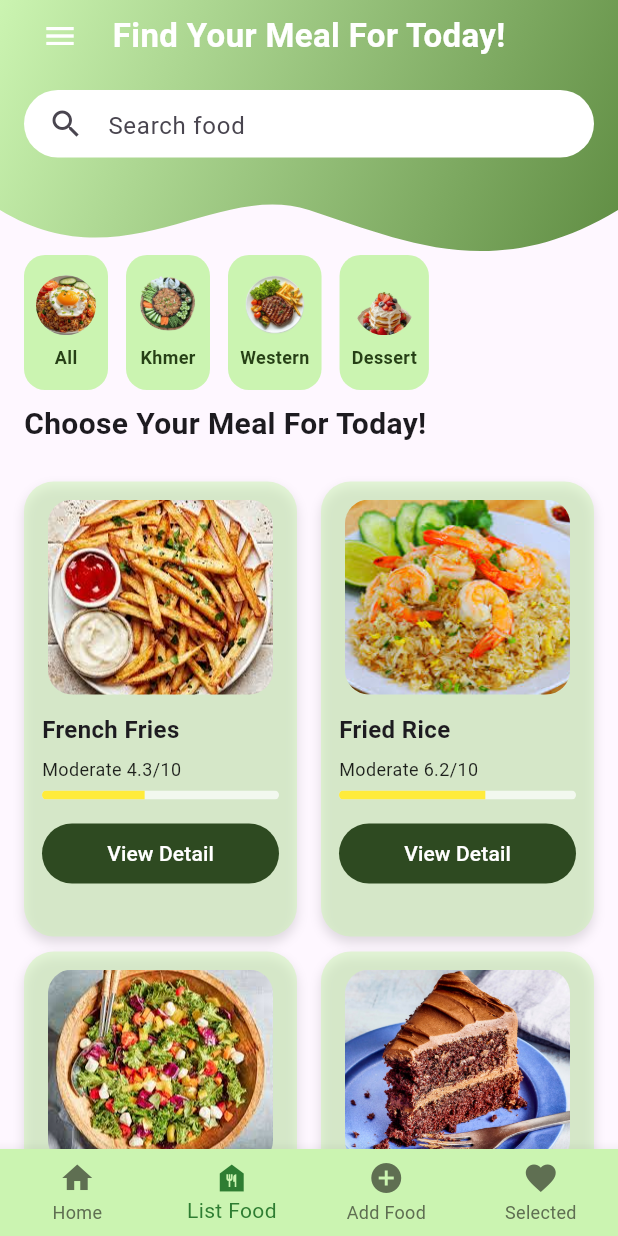
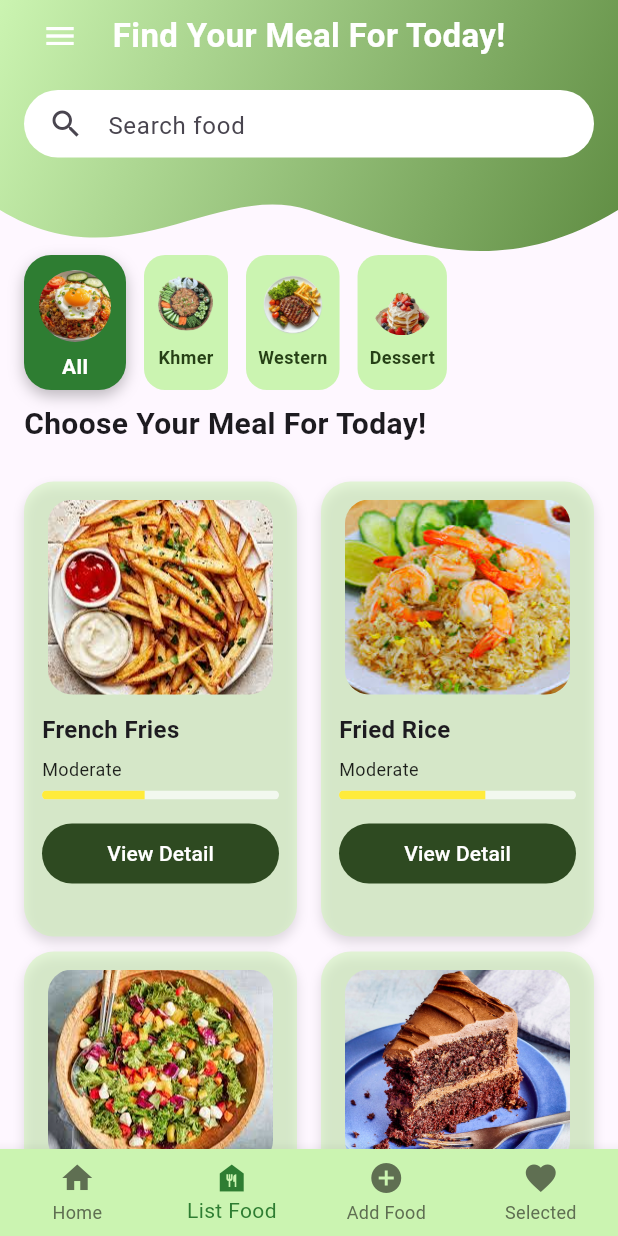
Before and after one commit to SeavTh3an/SmartMeal, a Flutter app: the screen it shows after launch, item 2 of the bottom bar chosen, on a phone screen of 412 x 824 dp. Run offline on Flutter 3.47's test engine with Material 3 defaults, Android fonts, the phone set to English and light mode, and no system bars.

Commit message:
change some

```diff
--- a/smart_meal/lib/model/meal.dart
+++ b/smart_meal/lib/model/meal.dart
@@ -77,11 +77,11 @@ class Meal {
     final value = (healthScore * 10).toStringAsFixed(1);
 
     if (healthScore < 0.4) {
-      return "Less healthy $value/10";
+      return "Less healthy ";
     } else if (healthScore < 0.7) {
-      return "Moderate $value/10";
+      return "Moderate ";
     } else {
-      return "Healthy $value/10";
+      return "Healthy";
     }
   }
 
--- a/smart_meal/lib/ui/screen/listfoodScreen.dart
+++ b/smart_meal/lib/ui/screen/listfoodScreen.dart
@@ -60,7 +60,8 @@ class _ListFoodScreenState extends State<ListFoodScreen> {
 
   void _searchMeals(String query) {
     final result = allMeals.where((meal) {
-      final matchesCategory = selectedCategory == null || meal.category == selectedCategory;
+      final matchesCategory =
+          selectedCategory == null || meal.category == selectedCategory;
       final matchesName = meal.name.toLowerCase().contains(query.toLowerCase());
       return matchesCategory && matchesName;
     }).toList();
@@ -103,6 +104,7 @@ class _ListFoodScreenState extends State<ListFoodScreen> {
                     title: 'All',
                     imagePath: 'assets/image/category_image/all.png',
                     small: true,
+                    selected: selectedCategory == null,
                     onTap: () => _onCategoryTap(null),
                   ),
                   const SizedBox(width: 12),
@@ -110,6 +112,7 @@ class _ListFoodScreenState extends State<ListFoodScreen> {
                     title: 'Khmer',
                     imagePath: 'assets/image/category_image/prohok_rmbg.png',
                     small: true,
+                    selected: selectedCategory == Category.khmerFood,
                     onTap: () => _onCategoryTap(Category.khmerFood),
                   ),
                   const SizedBox(width: 12),
@@ -117,6 +120,7 @@ class _ListFoodScreenState extends State<ListFoodScreen> {
                     title: 'Western',
                     imagePath: 'assets/image/category_image/steak_rmbg.png',
                     small: true,
+                    selected: selectedCategory == Category.westernFood,
                     onTap: () => _onCategoryTap(Category.westernFood),
                   ),
                   const SizedBox(width: 12),
@@ -124,6 +128,7 @@ class _ListFoodScreenState extends State<ListFoodScreen> {
                     title: 'Dessert',
                     imagePath: 'assets/image/category_image/dessert_rmbg.png',
                     small: true,
+                    selected: selectedCategory == Category.dessert,
                     onTap: () => _onCategoryTap(Category.dessert),
                   ),
                 ],
--- a/smart_meal/lib/ui/screen/selectedfoodScreen.dart
+++ b/smart_meal/lib/ui/screen/selectedfoodScreen.dart
@@ -93,6 +93,7 @@ class SelectedFoodScreenState extends State<SelectedFoodScreen> {
                     title: 'All',
                     imagePath: 'assets/image/category_image/all.png',
                     small: true,
+                    selected: selectedCategory == null,
                     onTap: () => _onCategoryTap(null),
                   ),
                   const SizedBox(width: 12),
@@ -100,6 +101,7 @@ class SelectedFoodScreenState extends State<SelectedFoodScreen> {
                     title: 'Khmer',
                     imagePath: 'assets/image/category_image/prohok_rmbg.png',
                     small: true,
+                    selected: selectedCategory == Category.khmerFood,
                     onTap: () => _onCategoryTap(Category.khmerFood),
                   ),
                   const SizedBox(width: 12),
@@ -107,6 +109,7 @@ class SelectedFoodScreenState extends State<SelectedFoodScreen> {
                     title: 'Western',
                     imagePath: 'assets/image/category_image/steak_rmbg.png',
                     small: true,
+                    selected: selectedCategory == Category.westernFood,
                     onTap: () => _onCategoryTap(Category.westernFood),
                   ),
                   const SizedBox(width: 12),
@@ -114,6 +117,7 @@ class SelectedFoodScreenState extends State<SelectedFoodScreen> {
                     title: 'Dessert',
                     imagePath: 'assets/image/category_image/dessert_rmbg.png',
                     small: true,
+                    selected: selectedCategory == Category.dessert,
                     onTap: () => _onCategoryTap(Category.dessert),
                   ),
                 ],
--- a/smart_meal/lib/ui/widget/categoryCard.dart
+++ b/smart_meal/lib/ui/widget/categoryCard.dart
@@ -4,6 +4,7 @@ class CategoryCard extends StatelessWidget {
   final String title;
   final String imagePath;
   final bool small;
+  final bool selected;
   final VoidCallback? onTap;
 
   const CategoryCard({
@@ -11,24 +12,47 @@ class CategoryCard extends StatelessWidget {
     required this.title,
     required this.imagePath,
     this.small = false,
+    this.selected = false,
     this.onTap,
   });
 
   @override
   Widget build(BuildContext context) {
-    final double imageSize = small ? 40 : 80;
-    final double fontSize = small ? 12 : 16;
-    final double radius = small ? 14 : 20;
+    final double imageSize = small
+        ? (selected ? 48 : 40)
+        : (selected ? 96 : 80);
+    final double fontSize = small ? (selected ? 14 : 12) : (selected ? 18 : 16);
+    final double radius = small ? (selected ? 18 : 14) : (selected ? 24 : 20);
+    final Color bgColor = selected
+        ? const Color(0xFF2E7D32)
+        : const Color(0xFFCBF4B1);
+    final Color textColor = selected ? Colors.white : const Color(0xFF264016);
+
+    final BoxDecoration decoration = BoxDecoration(
+      color: bgColor,
+      borderRadius: BorderRadius.circular(radius),
+      boxShadow: selected
+          ? [
+              BoxShadow(
+                color: Colors.black26,
+                blurRadius: 8,
+                offset: Offset(0, 4),
+              ),
+            ]
+          : null,
+    );
 
     return GestureDetector(
       onTap: onTap,
       child: Container(
-        padding: EdgeInsets.all(small ? 8 : 0),
-        decoration: BoxDecoration(
-          color: const Color(0xFFCBF4B1),
-          borderRadius: BorderRadius.circular(radius),
+        padding: EdgeInsets.all(
+          small ? (selected ? 10 : 8) : (selected ? 12 : 0),
         ),
+        decoration: decoration,
+        // constrain height so the card fits within the ListView row and avoids small overflows
+        constraints: BoxConstraints(maxHeight: small ? 86 : 140, minWidth: 56),
         child: Column(
+          mainAxisSize: MainAxisSize.min,
           mainAxisAlignment: MainAxisAlignment.center,
           children: [
             ClipRRect(
@@ -43,12 +67,17 @@ class CategoryCard extends StatelessWidget {
 
             const SizedBox(height: 6),
 
-            Text(
-              title,
-              style: TextStyle(
-                fontSize: fontSize,
-                fontWeight: FontWeight.bold,
-                color: const Color(0xFF264016),
+            Flexible(
+              child: Text(
+                title,
+                maxLines: 1,
+                overflow: TextOverflow.ellipsis,
+                textAlign: TextAlign.center,
+                style: TextStyle(
+                  fontSize: fontSize,
+                  fontWeight: FontWeight.bold,
+                  color: textColor,
+                ),
               ),
             ),
           ],
```
Also changed, not shown: smart_meal/lib/ui/screen/mealDetail.dart (+23 -19 lines), smart_meal/lib/ui/widget/nutritionRow.dart (+110 -18 lines).
